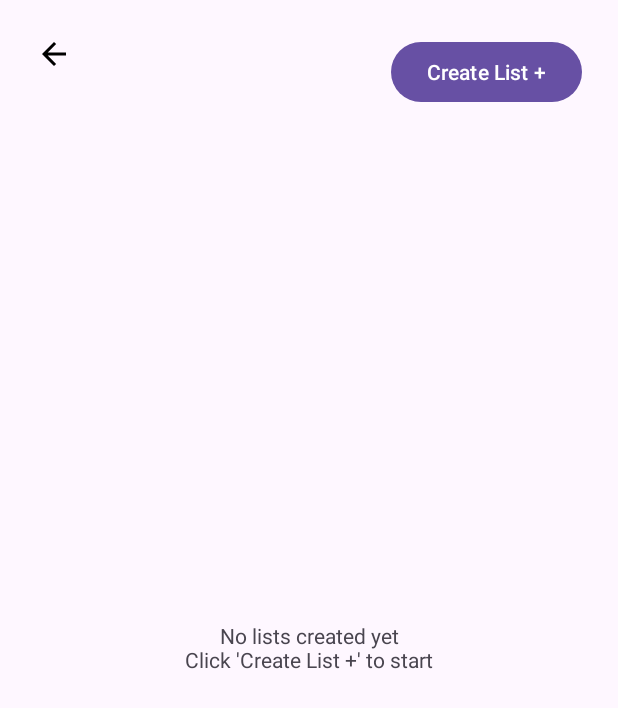
After one commit to jordany78/COSC341_BuddyCart, an Android app: the MyLists screen opened directly, with no data from a screen before it, on a phone screen of 412 x 824 dp. The commit adds this screen. Shown: the top 708 px of the screen. Run offline under Robolectric (Android 15) with nearby library versions, the phone set to English and light mode, and no system bars.

Commit message:
reformatted the flow of lists

```diff
--- a/app/src/main/AndroidManifest.xml
+++ b/app/src/main/AndroidManifest.xml
@@ -25,6 +25,7 @@
             </intent-filter>
         </activity>
         <activity android:name=".AddItem" />
+        <activity android:name=".MyLists" />
 
     </application>
 
--- /dev/null
+++ b/app/src/main/java/com/example/cosc341_buddycart/ListsAdapter.java
@@ -0,0 +1,49 @@
+package com.example.cosc341_buddycart;
+
+import android.view.LayoutInflater;
+import android.view.View;
+import android.view.ViewGroup;
+import android.widget.TextView;
+
+import androidx.annotation.NonNull;
+import androidx.recyclerview.widget.RecyclerView;
+
+import java.util.List;
+
+public class ListsAdapter extends RecyclerView.Adapter<ListsAdapter.ViewHolder> {
+    private List<ShoppingList> lists;
+
+    public ListsAdapter(List<ShoppingList> lists) {
+        this.lists = lists;
+    }
+
+    @NonNull
+    @Override
+    public ViewHolder onCreateViewHolder(@NonNull ViewGroup parent, int viewType) {
+        View view = LayoutInflater.from(parent.getContext())
+                .inflate(R.layout.item_list, parent, false);
+        return new ViewHolder(view);
+    }
+
+    @Override
+    public void onBindViewHolder(@NonNull ViewHolder holder, int position) {
+        ShoppingList list = lists.get(position);
+        holder.textListName.setText(list.getName());
+        holder.textItemCount.setText(list.getItems().size() + " items");
+    }
+
+    @Override
+    public int getItemCount() {
+        return lists.size();
+    }
+
+    public static class ViewHolder extends RecyclerView.ViewHolder {
+        TextView textListName, textItemCount;
+
+        public ViewHolder(@NonNull View itemView) {
+            super(itemView);
+            textListName = itemView.findViewById(R.id.text_list_name);
+            textItemCount = itemView.findViewById(R.id.text_item_count);
+        }
+    }
+}
--- /dev/null
+++ b/app/src/main/java/com/example/cosc341_buddycart/MyLists.java
@@ -0,0 +1,62 @@
+package com.example.cosc341_buddycart;
+
+import android.content.Intent;
+import android.os.Bundle;
+import android.view.View;
+import android.widget.TextView;
+
+import androidx.annotation.Nullable;
+import androidx.appcompat.app.AppCompatActivity;
+import androidx.recyclerview.widget.LinearLayoutManager;
+import androidx.recyclerview.widget.RecyclerView;
+
+import java.util.ArrayList;
+import java.util.List;
+
+public class MyLists extends AppCompatActivity {
+    private RecyclerView recyclerView;
+    private ListsAdapter adapter;
+    private List<ShoppingList> lists = new ArrayList<>();
+    private TextView emptyStateView;
+
+    @Override
+    protected void onCreate(Bundle savedInstanceState) {
+        super.onCreate(savedInstanceState);
+        setContentView(R.layout.activity_my_lists);
+
+        findViewById(R.id.btn_back_my_lists).setOnClickListener(v -> {
+            onBackPressed(); // This provides the proper back navigation animation
+        });
+
+        // Initialize views
+        recyclerView = findViewById(R.id.recyclerView_lists);
+        emptyStateView = findViewById(R.id.text_empty_state);
+
+        // Setup RecyclerView
+        adapter = new ListsAdapter(lists);
+        recyclerView.setLayoutManager(new LinearLayoutManager(this));
+        recyclerView.setAdapter(adapter);
+
+        // Create List Button
+        findViewById(R.id.button_create_new_list).setOnClickListener(v -> {
+            startActivityForResult(new Intent(this, CreateList.class), 1);
+        });
+
+        updateEmptyState();
+    }
+
+    @Override
+    protected void onActivityResult(int requestCode, int resultCode, @Nullable Intent data) {
+        super.onActivityResult(requestCode, resultCode, data);
+        if (requestCode == 1 && resultCode == RESULT_OK && data != null) {
+            ShoppingList newList = (ShoppingList) data.getSerializableExtra("newList");
+            lists.add(newList);
+            adapter.notifyDataSetChanged();
+            updateEmptyState();
+        }
+    }
+
+    private void updateEmptyState() {
+        emptyStateView.setVisibility(lists.isEmpty() ? View.VISIBLE : View.GONE);
+    }
+}
--- a/app/src/main/res/layout/activity_main.xml
+++ b/app/src/main/res/layout/activity_main.xml
@@ -15,11 +15,11 @@
         android:layout_above="@id/bottom_navigation" />
 
     <Button
-        android:id="@+id/button_create_list"
+        android:id="@+id/button_my_lists"
         android:layout_width="wrap_content"
         android:layout_height="wrap_content"
         android:layout_margin="16dp"
-        android:text="Create List"
+        android:text="My Lists"
         android:textColor="@android:color/white" />
 
     <com.google.android.material.bottomnavigation.BottomNavigationView
--- /dev/null
+++ b/app/src/main/res/layout/activity_my_lists.xml
@@ -0,0 +1,44 @@
+<?xml version="1.0" encoding="utf-8"?>
+<RelativeLayout xmlns:android="http://schemas.android.com/apk/res/android"
+    android:layout_width="match_parent"
+    android:layout_height="match_parent"
+    android:padding="16dp">
+
+    <ImageButton
+        android:id="@+id/btn_back_my_lists"
+        android:layout_width="wrap_content"
+        android:layout_height="wrap_content"
+        android:layout_alignParentTop="true"
+        android:layout_alignParentStart="true"
+        android:layout_margin="8dp"
+        android:background="?attr/selectableItemBackgroundBorderless"
+        android:src="@drawable/ic_arrow_back"
+        android:contentDescription="Back" />
+
+    <!-- Create List Button -->
+    <Button
+        android:id="@+id/button_create_new_list"
+        android:layout_width="wrap_content"
+        android:layout_height="wrap_content"
+        android:layout_alignParentTop="true"
+        android:layout_alignParentEnd="true"
+        android:layout_margin="8dp"
+        android:text="Create List +" />
+
+    <!-- Lists RecyclerView -->
+    <androidx.recyclerview.widget.RecyclerView
+        android:id="@+id/recyclerView_lists"
+        android:layout_width="match_parent"
+        android:layout_height="match_parent"
+        android:layout_below="@id/btn_back_my_lists" />
+
+    <!-- Empty State View -->
+    <TextView
+        android:id="@+id/text_empty_state"
+        android:layout_width="match_parent"
+        android:layout_height="match_parent"
+        android:layout_below="@id/btn_back_my_lists"
+        android:gravity="center"
+        android:text="No lists created yet\nClick 'Create List +' to start"
+        android:visibility="gone" />
+</RelativeLayout>
```
Also changed, not shown: app/src/main/java/com/example/cosc341_buddycart/CreateList.java (+6 -6 lines), app/src/main/java/com/example/cosc341_buddycart/MainActivity.java (+3 -4 lines), app/src/main/java/com/example/cosc341_buddycart/ShoppingList.java (added, +22 -0 lines), app/src/main/res/layout/item_list.xml (added, +20 -0 lines).
